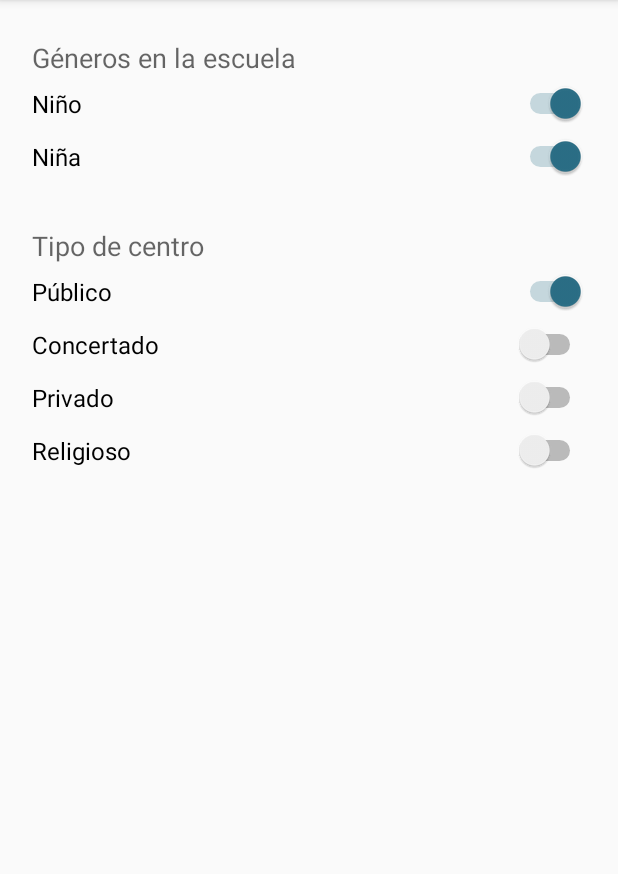
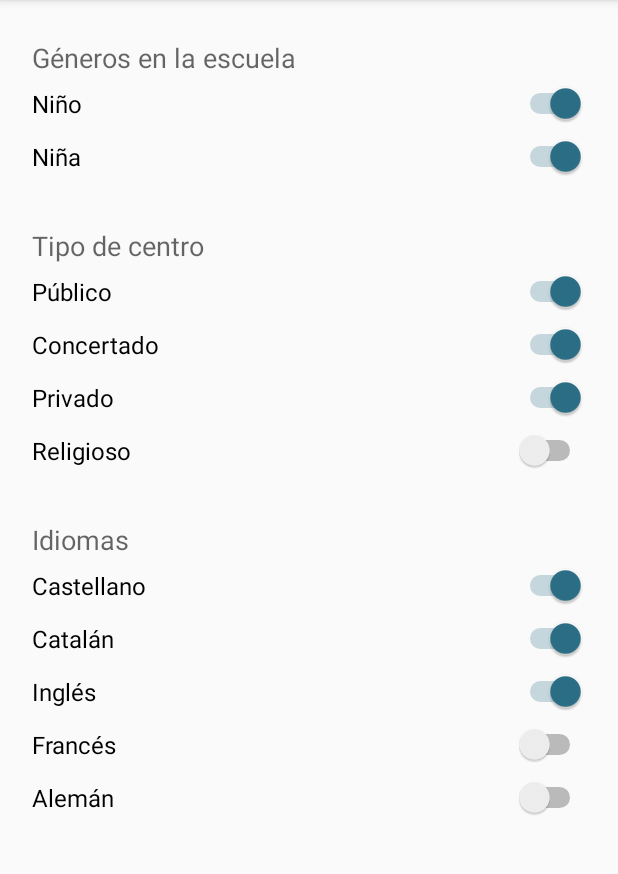
Before and after one commit to daviddn91/CentroEstudios, an Android app: the screen it shows after launch (MainActivity), in the side drawer, after a tap on "Change preferences", on a phone screen of 412 x 824 dp, the part 84-958 px from its top. Run offline under Robolectric (Android 15) with nearby library versions, the phone set to English and light mode, and no system bars; 2 statements that could not run were skipped.

Commit message:
Arreglando el menú de preferencias poniendo Switch para seleccionar opciones

```diff
--- a/app/src/main/res/layout/fragment_preferencias.xml
+++ b/app/src/main/res/layout/fragment_preferencias.xml
@@ -12,7 +12,8 @@
         android:layout_gravity="center_horizontal|top"
         android:layout_marginRight="5dp"
         android:layout_marginLeft="5dp"
-        android:layout_marginTop="10dp">
+        android:layout_marginTop="10dp"
+        android:layout_marginBottom="10dp">
 
         <TextView
             android:layout_width="wrap_content"
@@ -69,7 +70,7 @@
             android:layout_height="wrap_content"
             android:text="Concertado"
             android:id="@+id/switch4"
-            android:checked="false"
+            android:checked="true"
             android:height="35dp"
             android:textSize="16dp" />
 
@@ -78,7 +79,7 @@
             android:layout_height="wrap_content"
             android:text="Privado"
             android:id="@+id/switch5"
-            android:checked="false"
+            android:checked="true"
             android:height="35dp"
             android:textSize="16dp" />
 
@@ -90,5 +91,66 @@
             android:checked="false"
             android:height="35dp"
             android:textSize="16dp" />
+
+        <TextView
+            android:layout_width="wrap_content"
+            android:layout_height="wrap_content"
+            android:textAppearance="?android:attr/textAppearanceLarge"
+            android:text=" "
+            android:id="@+id/textView4" />
+
+        <TextView
+            android:layout_width="wrap_content"
+            android:layout_height="wrap_content"
+            android:textAppearance="?android:attr/textAppearanceMedium"
+            android:text="Idiomas"
+            android:id="@+id/textView6"
+            android:height="25dp" />
+
+        <Switch
+            android:layout_width="match_parent"
+            android:layout_height="wrap_content"
+            android:text="Castellano"
+            android:id="@+id/switch7"
+            android:checked="true"
+            android:textSize="16dp"
+            android:height="35dp" />
+
+        <Switch
+            android:layout_width="match_parent"
+            android:layout_height="wrap_content"
+            android:text="Catalán"
+            android:id="@+id/switch9"
+            android:checked="true"
+            android:textSize="16dp"
+            android:height="35dp" />
+
+        <Switch
+            android:layout_width="match_parent"
+            android:layout_height="wrap_content"
+            android:text="Inglés"
+            android:id="@+id/switch8"
+            android:textSize="16dp"
+            android:checked="true"
+            android:height="35dp" />
+
+        <Switch
+            android:layout_width="match_parent"
+            android:layout_height="wrap_content"
+            android:text="Francés"
+            android:id="@+id/switch11"
+            android:textSize="16dp"
+            android:checked="false"
+            android:height="35dp" />
+
+        <Switch
+            android:layout_width="match_parent"
+            android:layout_height="wrap_content"
+            android:text="Alemán"
+            android:id="@+id/switch10"
+            android:checked="false"
+            android:textSize="16dp"
+            android:height="35dp" />
+
     </LinearLayout>
 </FrameLayout>
```
